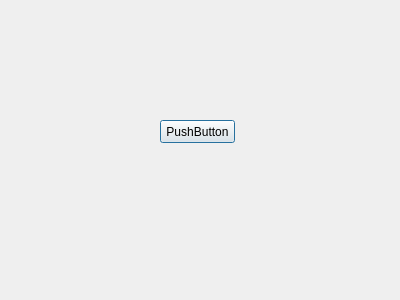
Qt form Calculator/viewhelp.ui (MohamedShanaz/xforcerepo) before a commit.
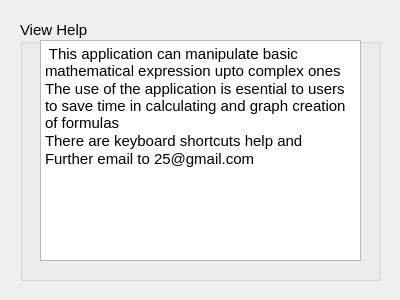
The same form after that commit.

What changed in the file:
```diff
--- a/Calculator/viewhelp.ui
+++ b/Calculator/viewhelp.ui
@@ -13,18 +13,44 @@
   <property name="windowTitle">
    <string>Dialog</string>
   </property>
-  <widget class="QPushButton" name="pushButton">
+  <widget class="QGroupBox" name="groupBox">
    <property name="geometry">
     <rect>
-     <x>160</x>
-     <y>120</y>
-     <width>75</width>
-     <height>23</height>
+     <x>20</x>
+     <y>20</y>
+     <width>361</width>
+     <height>261</height>
     </rect>
    </property>
-   <property name="text">
-    <string>PushButton</string>
+   <property name="font">
+    <font>
+     <pointsize>11</pointsize>
+    </font>
    </property>
+   <property name="title">
+    <string>View Help</string>
+   </property>
+   <widget class="QTextEdit" name="textEdit">
+    <property name="geometry">
+     <rect>
+      <x>20</x>
+      <y>20</y>
+      <width>321</width>
+      <height>221</height>
+     </rect>
+    </property>
+    <property name="html">
+     <string>&lt;!DOCTYPE HTML PUBLIC &quot;-//W3C//DTD HTML 4.0//EN&quot; &quot;http://www.w3.org/TR/REC-html40/strict.dtd&quot;&gt;
+&lt;html&gt;&lt;head&gt;&lt;meta name=&quot;qrichtext&quot; content=&quot;1&quot; /&gt;&lt;style type=&quot;text/css&quot;&gt;
+p, li { white-space: pre-wrap; }
+&lt;/style&gt;&lt;/head&gt;&lt;body style=&quot; font-family:'MS Shell Dlg 2'; font-size:11pt; font-weight:400; font-style:normal;&quot;&gt;
+&lt;p style=&quot; margin-top:0px; margin-bottom:0px; margin-left:0px; margin-right:0px; -qt-block-indent:0; text-indent:0px;&quot;&gt; This application can manipulate basic mathematical expression upto complex ones&lt;/p&gt;
+&lt;p style=&quot; margin-top:0px; margin-bottom:0px; margin-left:0px; margin-right:0px; -qt-block-indent:0; text-indent:0px;&quot;&gt;The use of the application is esential to users to save time in calculating and graph creation of formulas&lt;/p&gt;
+&lt;p style=&quot; margin-top:0px; margin-bottom:0px; margin-left:0px; margin-right:0px; -qt-block-indent:0; text-indent:0px;&quot;&gt;There are keyboard shortcuts help and&lt;/p&gt;
+&lt;p style=&quot; margin-top:0px; margin-bottom:0px; margin-left:0px; margin-right:0px; -qt-block-indent:0; text-indent:0px;&quot;&gt;Further email to 25@gmail.com&lt;/p&gt;
+&lt;p style=&quot;-qt-paragraph-type:empty; margin-top:0px; margin-bottom:0px; margin-left:0px; margin-right:0px; -qt-block-indent:0; text-indent:0px;&quot;&gt;&lt;br /&gt;&lt;/p&gt;&lt;/body&gt;&lt;/html&gt;</string>
+    </property>
+   </widget>
   </widget>
  </widget>
  <resources/>
```
